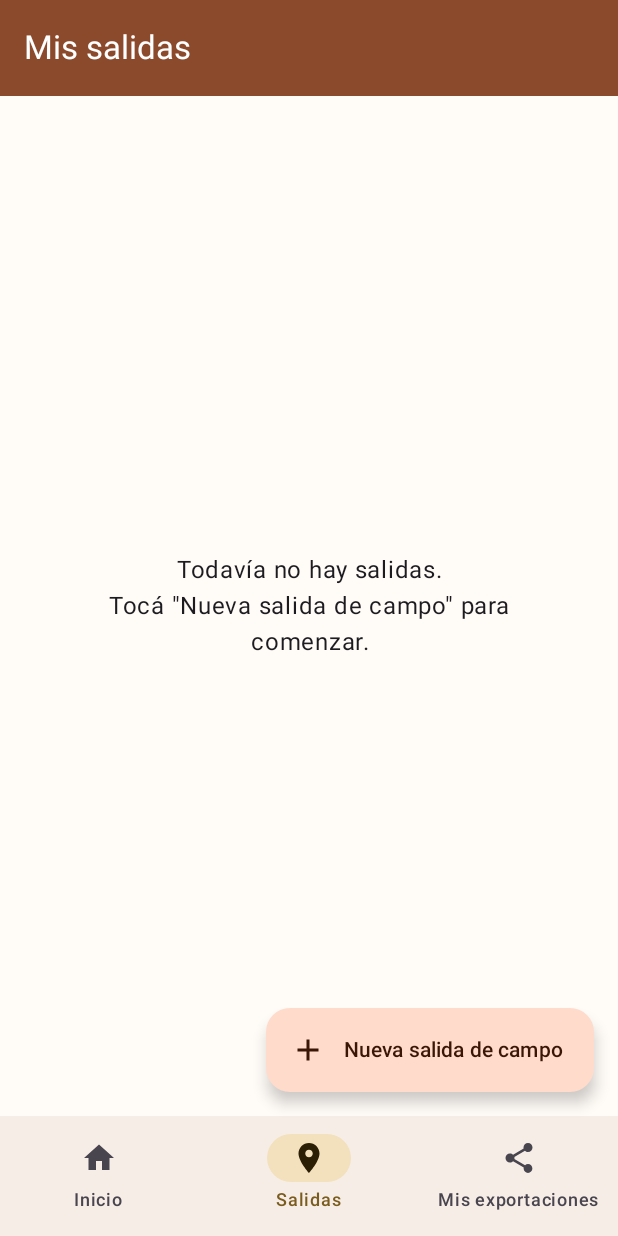
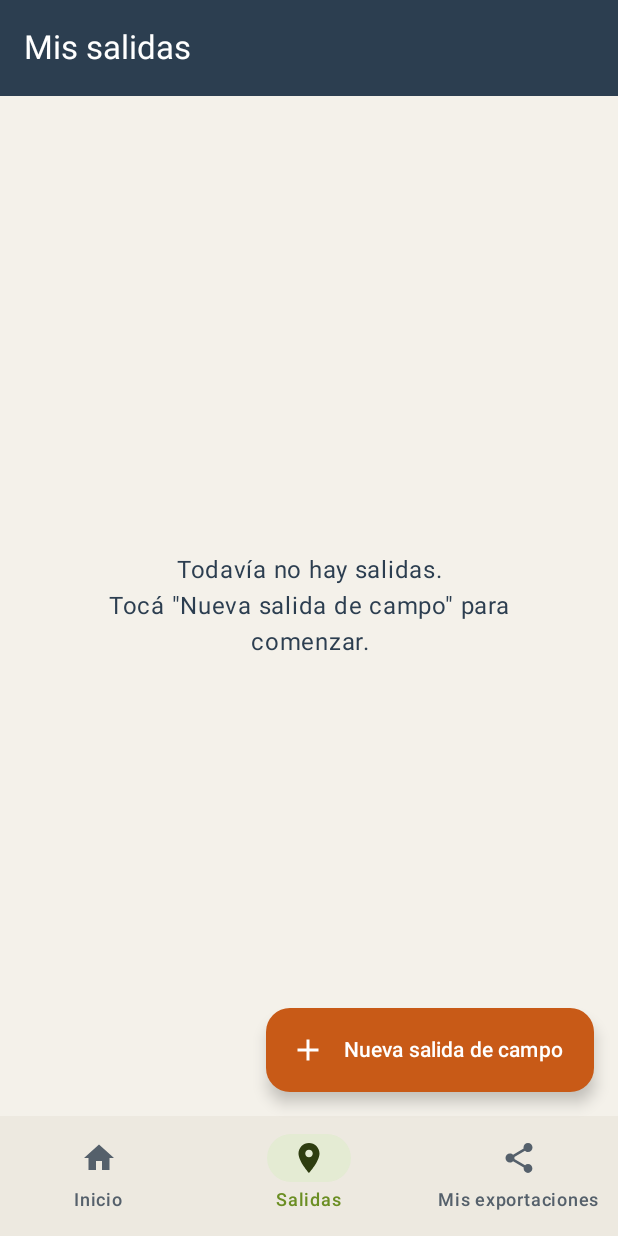
Before and after one commit to MirkoMaciel/App-Geolog-a, an Android app built with Jetpack Compose: the screen it shows after launch (MainActivity), item 2 of the bottom bar chosen, on a phone screen of 412 x 824 dp. Run offline under Robolectric (Android 15) with nearby library versions, the phone set to English and light mode, and no system bars.

Commit message:
Paleta de colores "Cartografía y Estratos" y versión 1.1
- Nueva paleta: Caliza (#F4F1EA) de fondo, Pizarra (#2C3E50) para barras y
  texto, Óxido de hierro (#C85A17) para las acciones principales y Olivino
  (#6B8E23) para estados e íconos secundarios. Incluye modo oscuro.
- Botones "Nueva salida de campo", "Nueva parada" y "Añadir nuevo
  horizonte" en color óxido; estado "Finalizada" en olivino.
- Mapa: línea del recorrido en pizarra y marcadores en óxido.
- Versión 1.1 (versionCode 2).
- Registro de cambios en docs/REGISTRO_DE_CAMBIOS.md.

```diff
--- a/app/build.gradle.kts
+++ b/app/build.gradle.kts
@@ -14,8 +14,8 @@ android {
         applicationId = "com.example.appgeologia"
         minSdk = 24
         targetSdk = 37
-        versionCode = 1
-        versionName = "1.0"
+        versionCode = 2
+        versionName = "1.1"
 
         testInstrumentationRunner = "androidx.test.runner.AndroidJUnitRunner"
     }
--- a/app/src/main/java/com/example/appgeologia/ui/componentes/SeccionDesplegable.kt
+++ b/app/src/main/java/com/example/appgeologia/ui/componentes/SeccionDesplegable.kt
@@ -47,7 +47,7 @@ fun SeccionDesplegable(
             verticalAlignment = Alignment.CenterVertically
         ) {
             if (icono != null) {
-                Icon(icono, contentDescription = null, tint = MaterialTheme.colorScheme.primary)
+                Icon(icono, contentDescription = null, tint = MaterialTheme.colorScheme.secondary)
                 Spacer(Modifier.width(16.dp))
             }
             Column(modifier = Modifier.weight(1f)) {
--- a/app/src/main/java/com/example/appgeologia/ui/inicio/InicioScreen.kt
+++ b/app/src/main/java/com/example/appgeologia/ui/inicio/InicioScreen.kt
@@ -242,7 +242,7 @@ private fun Acceso(icono: ImageVector, titulo: String, detalle: String, onClick:
             .padding(horizontal = 16.dp, vertical = 12.dp),
         verticalAlignment = Alignment.CenterVertically
     ) {
-        Icon(icono, contentDescription = null, tint = MaterialTheme.colorScheme.primary)
+        Icon(icono, contentDescription = null, tint = MaterialTheme.colorScheme.secondary)
         Spacer(Modifier.width(16.dp))
         Column {
             Text(titulo, style = MaterialTheme.typography.titleSmall, fontWeight = FontWeight.Bold)
--- a/app/src/main/java/com/example/appgeologia/ui/recorridos/DetalleRecorridoScreen.kt
+++ b/app/src/main/java/com/example/appgeologia/ui/recorridos/DetalleRecorridoScreen.kt
@@ -151,6 +151,8 @@ fun DetalleRecorridoScreen(
             if (!recorrido.finalizado) {
                 ExtendedFloatingActionButton(
                     onClick = { dialogoNuevaParada = true },
+                    containerColor = MaterialTheme.colorScheme.tertiary,
+                    contentColor = MaterialTheme.colorScheme.onTertiary,
                     icon = { Icon(Icons.Filled.Add, contentDescription = null) },
                     text = { Text("Nueva parada") }
                 )
@@ -350,11 +352,11 @@ private fun InfoSalida(recorrido: Recorrido) {
                     if (recorrido.finalizado) "Finalizada" else "En curso",
                     style = MaterialTheme.typography.labelLarge,
                     fontWeight = FontWeight.Bold,
-                    color = if (recorrido.finalizado) MaterialTheme.colorScheme.onSurfaceVariant
+                    color = if (recorrido.finalizado) MaterialTheme.colorScheme.onSecondary
                     else MaterialTheme.colorScheme.onPrimary,
                     modifier = Modifier
                         .background(
-                            if (recorrido.finalizado) MaterialTheme.colorScheme.surfaceVariant
+                            if (recorrido.finalizado) MaterialTheme.colorScheme.secondary
                             else MaterialTheme.colorScheme.primary,
                             RoundedCornerShape(12.dp)
                         )
--- a/app/src/main/java/com/example/appgeologia/ui/recorridos/EditarParadaScreen.kt
+++ b/app/src/main/java/com/example/appgeologia/ui/recorridos/EditarParadaScreen.kt
@@ -26,6 +26,7 @@ import androidx.compose.material.icons.filled.LocationOn
 import androidx.compose.material.icons.filled.Share
 import androidx.compose.material3.AlertDialog
 import androidx.compose.material3.Button
+import androidx.compose.material3.ButtonDefaults
 import androidx.compose.material3.Card
 import androidx.compose.material3.CircularProgressIndicator
 import androidx.compose.material3.ExperimentalMaterial3Api
@@ -218,7 +219,11 @@ fun EditarParadaScreen(
                     horizontesAbiertos = true
                     onEditarItem(viewModel.agregarItem(recorrido.id, parada.id))
                 },
-                modifier = Modifier.fillMaxWidth()
+                modifier = Modifier.fillMaxWidth(),
+                colors = ButtonDefaults.buttonColors(
+                    containerColor = MaterialTheme.colorScheme.tertiary,
+                    contentColor = MaterialTheme.colorScheme.onTertiary
+                )
             ) {
                 Icon(Icons.Filled.Add, contentDescription = null)
                 Spacer(Modifier.width(8.dp))
--- a/app/src/main/java/com/example/appgeologia/ui/recorridos/ListaRecorridosScreen.kt
+++ b/app/src/main/java/com/example/appgeologia/ui/recorridos/ListaRecorridosScreen.kt
@@ -135,6 +135,8 @@ fun ListaRecorridosScreen(
             if (!modoSeleccion) {
                 ExtendedFloatingActionButton(
                     onClick = { mostrarDialogo = true },
+                    containerColor = MaterialTheme.colorScheme.tertiary,
+                    contentColor = MaterialTheme.colorScheme.onTertiary,
                     icon = { Icon(Icons.Filled.Add, contentDescription = null) },
                     text = { Text("Nueva salida de campo") }
                 )
@@ -262,7 +264,14 @@ private fun TarjetaRecorrido(
                     )
                     AssistChip(
                         onClick = onClick,
-                        label = { Text(if (recorrido.finalizado) "Finalizada" else "En curso") }
+                        label = {
+                            Text(
+                                if (recorrido.finalizado) "Finalizada" else "En curso",
+                                color = if (recorrido.finalizado) MaterialTheme.colorScheme.secondary
+                                else MaterialTheme.colorScheme.tertiary,
+                                fontWeight = FontWeight.Bold
+                            )
+                        }
                     )
                 }
                 Text(
--- a/app/src/main/java/com/example/appgeologia/ui/recorridos/MapaRecorrido.kt
+++ b/app/src/main/java/com/example/appgeologia/ui/recorridos/MapaRecorrido.kt
@@ -14,6 +14,7 @@ import androidx.compose.runtime.remember
 import androidx.compose.runtime.rememberUpdatedState
 import androidx.compose.ui.Modifier
 import androidx.compose.ui.draw.clipToBounds
+import androidx.compose.ui.graphics.toArgb
 import androidx.compose.ui.platform.LocalContext
 import androidx.compose.ui.viewinterop.AndroidView
 import androidx.lifecycle.Lifecycle
@@ -21,6 +22,8 @@ import androidx.lifecycle.LifecycleEventObserver
 import androidx.lifecycle.compose.LocalLifecycleOwner
 import com.example.appgeologia.data.recorrido.Parada
 import com.example.appgeologia.ubicacion.tienePermisoUbicacion
+import com.example.appgeologia.ui.theme.OxidoHierro
+import com.example.appgeologia.ui.theme.Pizarra
 import org.osmdroid.config.Configuration
 import org.osmdroid.events.MapEventsReceiver
 import org.osmdroid.tileprovider.tilesource.TileSourcePolicy
@@ -137,7 +140,7 @@ fun MapaRecorrido(
             if (puntos.size > 1) {
                 vista.overlays.add(Polyline(vista).apply {
                     setPoints(puntos)
-                    outlinePaint.color = Color.rgb(139, 74, 43)
+                    outlinePaint.color = Pizarra.toArgb()
                     outlinePaint.strokeWidth = 6f
                 })
             }
@@ -181,7 +184,7 @@ private fun configurarOsmdroid(context: Context) {
     }
 }
 
-/** Círculo marrón con el número de la parada. */
+/** Círculo color óxido con el número de la parada. */
 private fun iconoNumerado(context: Context, numero: Int): BitmapDrawable {
     val densidad = context.resources.displayMetrics.density
     val tam = (30 * densidad).toInt()
@@ -190,7 +193,7 @@ private fun iconoNumerado(context: Context, numero: Int): BitmapDrawable {
     val radio = tam / 2f
     canvas.drawCircle(radio, radio, radio, Paint(Paint.ANTI_ALIAS_FLAG).apply { color = Color.WHITE })
     canvas.drawCircle(radio, radio, radio - 2 * densidad, Paint(Paint.ANTI_ALIAS_FLAG).apply {
-        color = Color.rgb(139, 74, 43)
+        color = OxidoHierro.toArgb()
     })
     val texto = Paint(Paint.ANTI_ALIAS_FLAG).apply {
         color = Color.WHITE
--- a/app/src/main/java/com/example/appgeologia/ui/theme/Color.kt
+++ b/app/src/main/java/com/example/appgeologia/ui/theme/Color.kt
@@ -2,11 +2,34 @@ package com.example.appgeologia.ui.theme
 
 import androidx.compose.ui.graphics.Color
 
-// Paleta en tonos tierra
-val Terracota80 = Color(0xFFFFB59A)
-val Arena80 = Color(0xFFE6C48A)
-val Pizarra80 = Color(0xFFA9C9D6)
+// Paleta "Cartografía y Estratos": inspirada en mapas geológicos y rocas metamórficas.
+// Alto contraste para leer al sol en las salidas de campo.
 
-val Terracota40 = Color(0xFF8B4A2B)
-val Arena40 = Color(0xFF7A5C1E)
-val Pizarra40 = Color(0xFF3F6273)
+/** Fondo principal: beige grisáceo muy claro. */
+val Caliza = Color(0xFFF4F1EA)
+
+/** Encabezados y texto principal: gris azulado oscuro. */
+val Pizarra = Color(0xFF2C3E50)
+
+/** Botón principal de acción (crear salida, parada u horizonte). */
+val OxidoHierro = Color(0xFFC85A17)
+
+/** Acentos secundarios: estados como "Finalizada" e íconos secundarios. */
+val Olivino = Color(0xFF6B8E23)
+
+// Tonos derivados (contenedores, tarjetas y bordes)
+val PizarraClara = Color(0xFFD9E2EC)      // tarjetas seleccionadas
+val PizarraProfunda = Color(0xFF1B2836)   // texto sobre PizarraClara
+val OlivinoClaro = Color(0xFFE4EBD3)      // tarjetas destacadas (salida activa, info)
+val OlivinoProfundo = Color(0xFF2E3D10)   // texto sobre OlivinoClaro
+val OxidoClaro = Color(0xFFFFDBC9)
+val OxidoProfundo = Color(0xFF3B1604)
+val CalizaTarjeta = Color(0xFFE7E2D8)     // fondo de tarjetas y desplegables
+val CalizaTarjetaSuave = Color(0xFFEDE9E0)
+val GrisPizarra = Color(0xFF55606B)       // textos secundarios
+val BordePizarra = Color(0xFF8A939B)
+
+// Versiones para el modo oscuro del teléfono
+val PizarraNoche = Color(0xFF9FB4C9)
+val OxidoNoche = Color(0xFFFFB68F)
+val OlivinoNoche = Color(0xFFB5CF80)
--- a/app/src/main/java/com/example/appgeologia/ui/theme/Theme.kt
+++ b/app/src/main/java/com/example/appgeologia/ui/theme/Theme.kt
@@ -12,33 +12,66 @@ import androidx.compose.runtime.Composable
 import androidx.compose.ui.graphics.Color
 import androidx.compose.ui.platform.LocalContext
 
-private val DarkColorScheme = darkColorScheme(
-    primary = Terracota80,
-    secondary = Arena80,
-    tertiary = Pizarra80
+/*
+ * Cómo se usan los colores en la app:
+ *  - primary   (Pizarra)      → barras superiores, encabezado de Inicio, botones comunes.
+ *  - tertiary  (Óxido)        → acción principal: nueva salida, nueva parada, nuevo horizonte.
+ *  - secondary (Olivino)      → estados ("Finalizada") e íconos secundarios.
+ *  - background/surface (Caliza) y surfaceContainer* → fondo, tarjetas y desplegables.
+ */
+private val LightColorScheme = lightColorScheme(
+    primary = Pizarra,
+    onPrimary = Color.White,
+    primaryContainer = PizarraClara,
+    onPrimaryContainer = PizarraProfunda,
+    secondary = Olivino,
+    onSecondary = Color.White,
+    secondaryContainer = OlivinoClaro,
+    onSecondaryContainer = OlivinoProfundo,
+    tertiary = OxidoHierro,
+    onTertiary = Color.White,
+    tertiaryContainer = OxidoClaro,
+    onTertiaryContainer = OxidoProfundo,
+    background = Caliza,
+    onBackground = Pizarra,
+    surface = Caliza,
+    onSurface = Pizarra,
+    surfaceVariant = CalizaTarjeta,
+    onSurfaceVariant = GrisPizarra,
+    surfaceContainerLowest = Color.White,
+    surfaceContainerLow = CalizaTarjetaSuave,
+    surfaceContainer = CalizaTarjetaSuave,
+    surfaceContainerHigh = CalizaTarjeta,
+    surfaceContainerHighest = CalizaTarjeta,
+    outline = BordePizarra,
+    outlineVariant = Color(0xFFCFC9BD)
 )
 
-private val LightColorScheme = lightColorScheme(
-    primary = Terracota40,
-    secondary = Arena40,
-    tertiary = Pizarra40,
-    primaryContainer = Color(0xFFFFDBCC),
-    onPrimaryContainer = Color(0xFF3A1606),
-    secondaryContainer = Color(0xFFF3E1BD),
-    onSecondaryContainer = Color(0xFF2B1F05),
-    background = Color(0xFFFFFBF7),
-    surface = Color(0xFFFFFBF7),
-    surfaceContainer = Color(0xFFF6EDE6),
-    surfaceContainerLow = Color(0xFFFBF3EE),
-    surfaceContainerHigh = Color(0xFFF0E6DF),
-    surfaceContainerHighest = Color(0xFFEBDFD6),
-    surfaceVariant = Color(0xFFEBDFD6)
+private val DarkColorScheme = darkColorScheme(
+    primary = PizarraNoche,
+    onPrimary = PizarraProfunda,
+    primaryContainer = Pizarra,
+    onPrimaryContainer = PizarraClara,
+    secondary = OlivinoNoche,
+    onSecondary = OlivinoProfundo,
+    secondaryContainer = Color(0xFF3E5218),
+    onSecondaryContainer = OlivinoClaro,
+    tertiary = OxidoNoche,
+    onTertiary = OxidoProfundo,
+    tertiaryContainer = Color(0xFF8A3A0C),
+    onTertiaryContainer = OxidoClaro,
+    background = Color(0xFF161B21),
+    surface = Color(0xFF161B21),
+    surfaceVariant = Color(0xFF2A323B),
+    surfaceContainer = Color(0xFF212830),
+    surfaceContainerHigh = Color(0xFF2A323B),
+    surfaceContainerHighest = Color(0xFF333C46)
 )
 
 @Composable
 fun AppGeologiaTheme(
     darkTheme: Boolean = isSystemInDarkTheme(),
-    // Desactivado para que la app use siempre la paleta tierra
+    // Desactivado para que la app use siempre la paleta "Cartografía y Estratos"
     // en lugar de los colores del fondo de pantalla (Android 12+).
     dynamicColor: Boolean = false,
     content: @Composable () -> Unit
```
Also changed, not shown: 1 other file.
